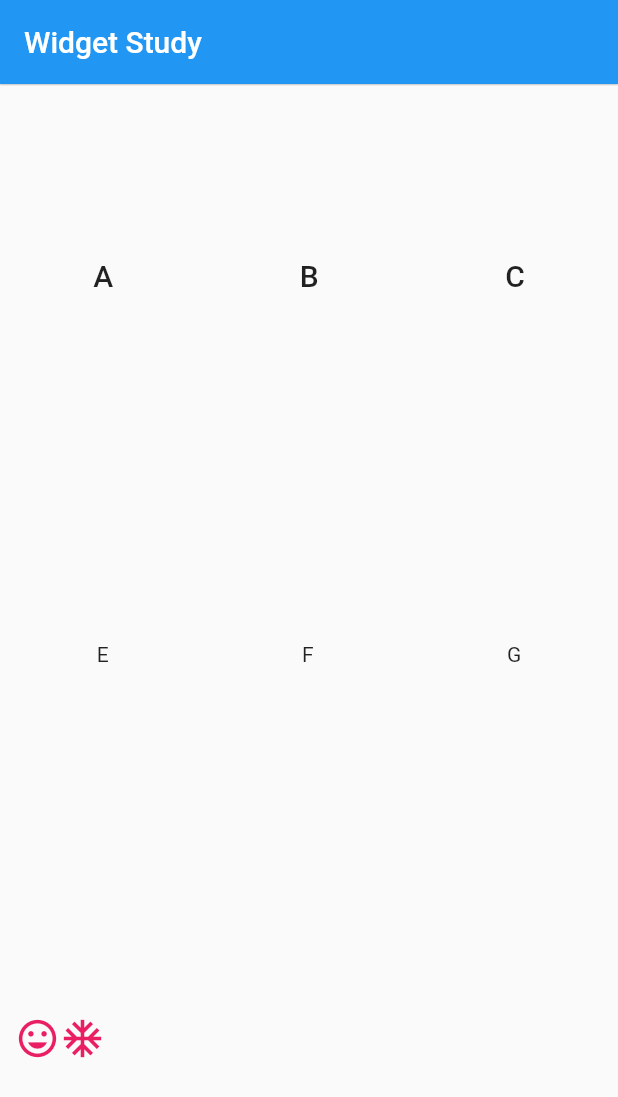
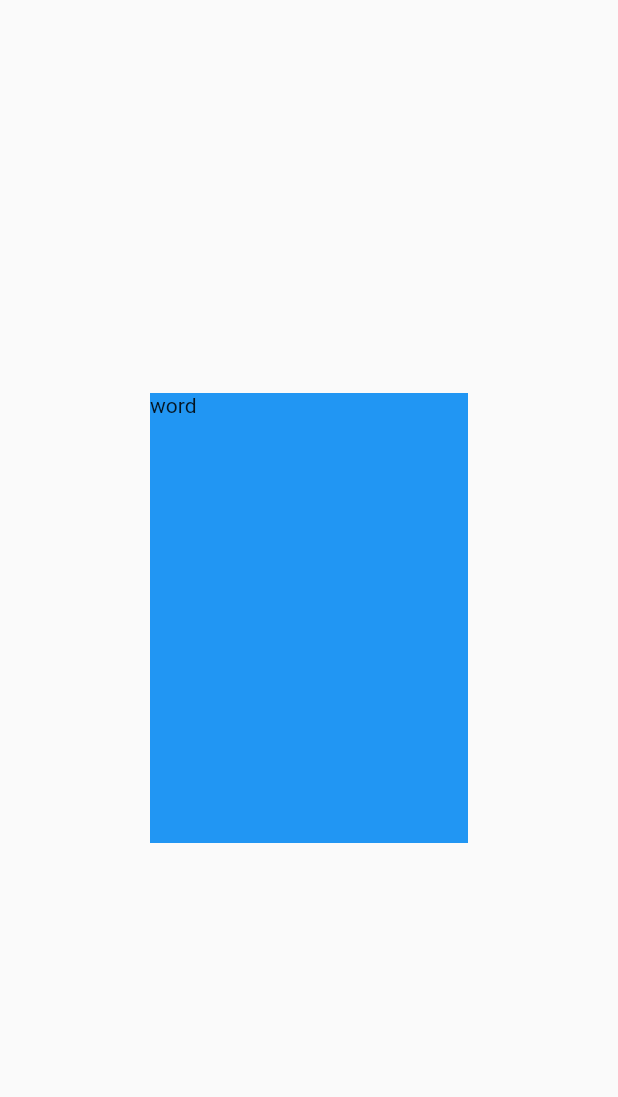
Before and after one commit to nargok/flutter_widget_sample, a Flutter app: the screen it shows after launch, on a phone screen of 412 x 824 dp. Shown: the top 1097 px of the screen. Run offline on Flutter 3.47's test engine with Material 2 defaults, Android fonts, the phone set to English and light mode, and no system bars.

Commit message:
container margin

```diff
--- /dev/null
+++ b/lib/container_study.dart
@@ -0,0 +1,23 @@
+import 'package:flutter/cupertino.dart';
+import 'package:flutter/material.dart';
+
+class ContainerStudy extends StatelessWidget {
+  @override
+  Widget build(BuildContext context) {
+    // TODO: implement build
+    return MaterialApp(
+      title: 'Container',
+      home: Scaffold(
+        body: Center(
+          child: Container(
+            color: Colors.blue,
+            width: 300.0,
+            height: 300.0,
+            child: Text('word'),
+            margin: const EdgeInsets.all(100.0),
+          ),
+        ),
+      ),
+    );
+  }
+}
--- a/lib/main.dart
+++ b/lib/main.dart
@@ -1,7 +1,12 @@
 import 'package:flutter/material.dart';
+import 'package:flutter/rendering.dart';
+import 'package:widgetstudy/container_study.dart';
 import 'image.dart';
 
-void main() => runApp(MyApp());
+void main() {
+  debugPaintSizeEnabled = true; // 境界線を有効にする
+  runApp(MyApp());
+}
 
 class MyApp extends StatelessWidget {
   // This widget is the root of your application.
@@ -21,7 +26,7 @@ class MyApp extends StatelessWidget {
           // is not restarted.
           primarySwatch: Colors.blue,
         ),
-        home: WidgetStudy()
+        home: ContainerStudy()
     );
   }
 }
```
